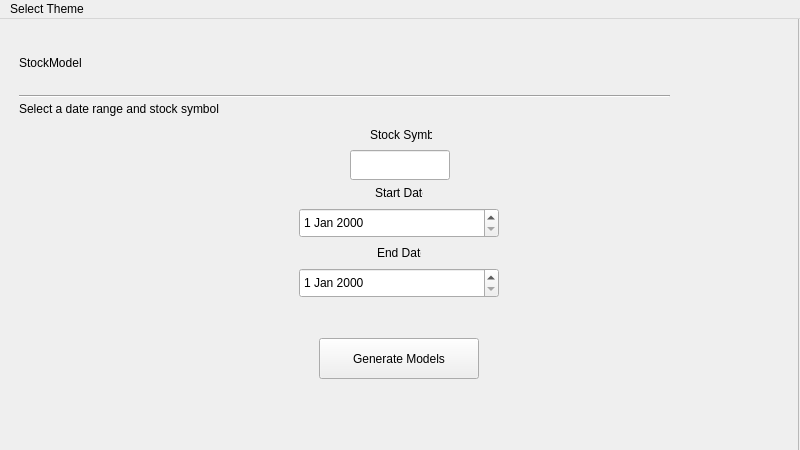
First picture: the form in window.ui, repository jacklayfield/ClosingPrices, before the edit.
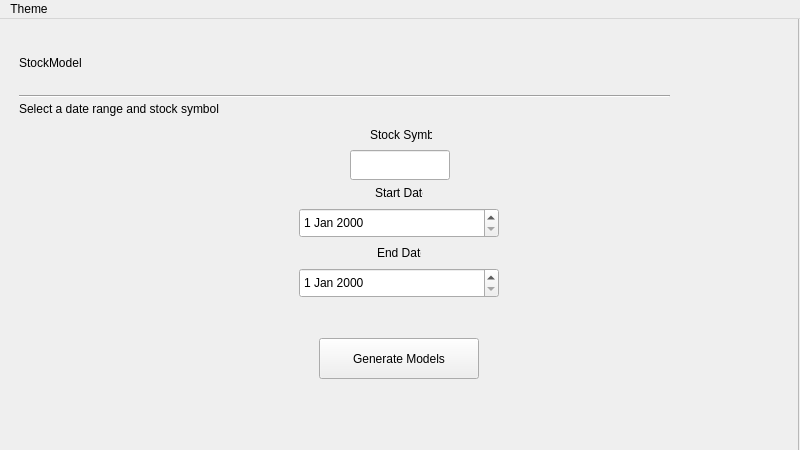
Second picture: the form after the edit.

Diff of the .ui file:
```diff
--- a/window.ui
+++ b/window.ui
@@ -178,7 +178,7 @@
    </property>
    <widget class="QMenu" name="menuSelect_Theme">
     <property name="title">
-     <string>Select Theme</string>
+     <string>Theme</string>
     </property>
     <addaction name="actionDark_red"/>
     <addaction name="actionDark_blue"/>
```
Left out of the diff: 28 changed lines with no effect on the pictures.
